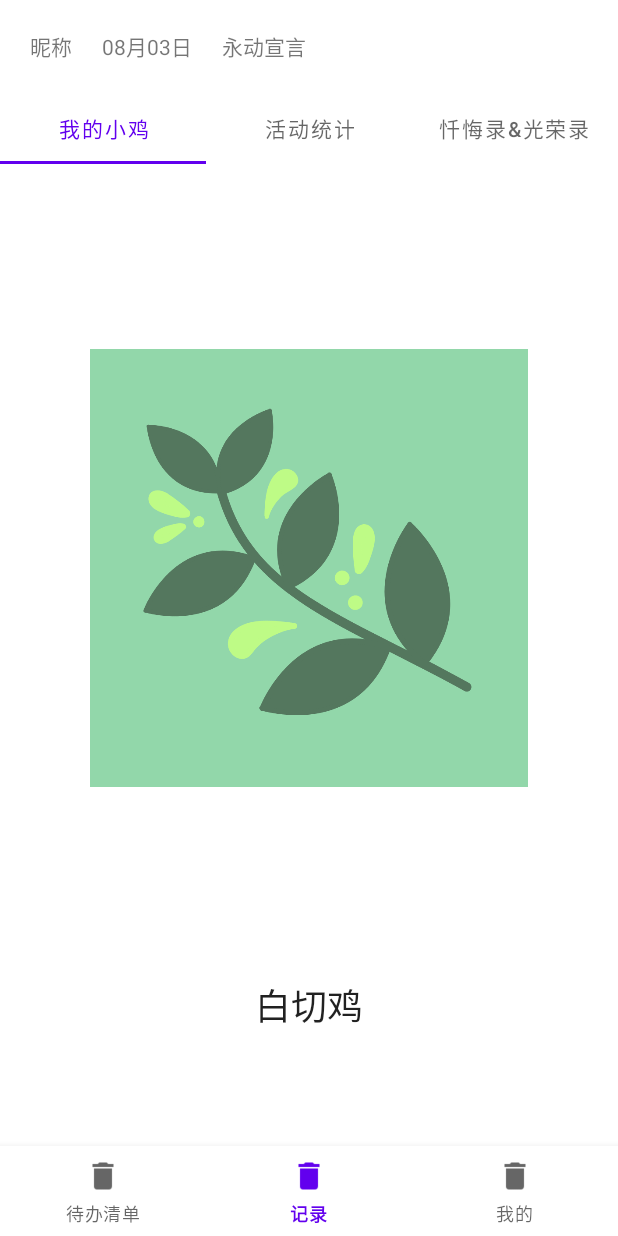
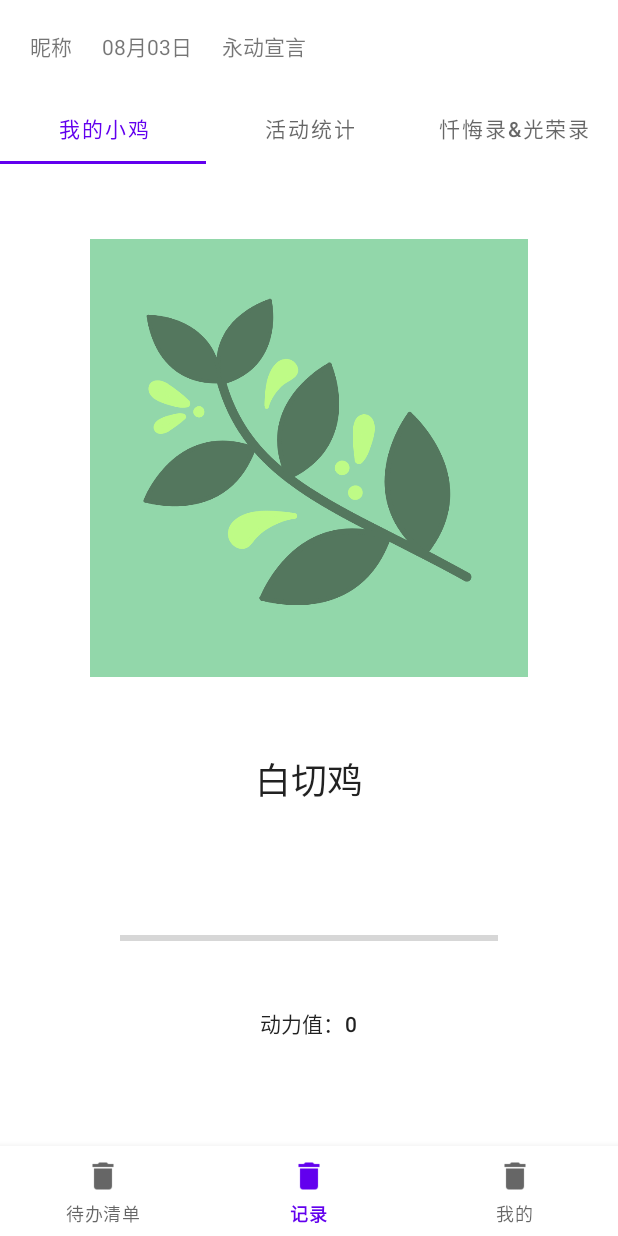
Before and after one commit to keepgogogo/FightingChick, an Android app: the TodoListFragment screen opened directly, with no data from a screen before it, item 2 of the bottom bar chosen, on a phone screen of 412 x 824 dp. Run offline under Robolectric (Android 15) with nearby library versions, the phone set to English and light mode, and no system bars; our stand-ins replace Room's generated code, navigation-ui.

Commit message:
修改mychick和光荣录recyclerview的部分逻辑

```diff
--- a/app/build.gradle
+++ b/app/build.gradle
@@ -62,6 +62,7 @@ dependencies {
     implementation 'im.dacer:AndroidCharts:1.0.4'
 
 
+
     //RoomDataBase
     def room_version = "2.2.5"
     implementation "androidx.room:room-runtime:$room_version"
--- a/app/src/main/java/com/hackweek/fightingchick/MyChickFragment.java
+++ b/app/src/main/java/com/hackweek/fightingchick/MyChickFragment.java
@@ -15,20 +15,28 @@ import android.widget.ImageView;
 import android.widget.ProgressBar;
 import android.widget.TextView;
 
+import org.w3c.dom.Text;
+
+import java.util.HashMap;
+import java.util.Map;
+
 
 public class MyChickFragment extends Fragment {
+
+    private int energyValue;
+    private TextView myChickName;
+    private ImageView myChickProfile;
+    private ProgressBar upgradeProgressBar;
+    private TextView energyValueView;
 
     private SharedPreferences myChickSp;
     public MyChickFragment() {
         // Required empty public constructor
     }
 
-
-
     @Override
     public void onCreate(Bundle savedInstanceState) {
         super.onCreate(savedInstanceState);
-
     }
 
     @Override
@@ -40,14 +48,52 @@ public class MyChickFragment extends Fragment {
 
     @Override
     public void onViewCreated(@NonNull View view, @Nullable Bundle savedInstanceState) {
-        ImageView myChickProfile = view.findViewById(R.id.my_chick_profile);
-        TextView myChickName = view.findViewById(R.id.my_chick_name);
-        ProgressBar upgradeProgressBar = view.findViewById(R.id.upgrade_progress_bar);
-        TextView energyValue = view.findViewById(R.id.energy_value);
+        myChickProfile = view.findViewById(R.id.my_chick_profile);
+        myChickName = view.findViewById(R.id.my_chick_name);
+        upgradeProgressBar = view.findViewById(R.id.upgrade_progress_bar);
+        energyValueView = view.findViewById(R.id.energy_value);
         myChickSp = this.getActivity().getPreferences(Context.MODE_PRIVATE);
-        myChickName.setText(myChickSp.getString(getString(R.string.my_chick_name_key),"白切鸡"));
-        energyValue.setText(myChickSp.getString(getString(R.string.energy_key),"0"));
-        //upgradeProgressBar.setProgress();
-        //energyValue.setText();
+        energyValue = myChickSp.getInt(getString(R.string.energy_key),0);
+        energyValueView.setText("动力值："+ energyValue);
+        setMyChick();
+    }
+
+    // calculate the progress(0-100) according to the upper and lower bounds
+    private int calculateProgress(int min, int max){
+        return (energyValue-min)*100/(max-min);
+    }
+
+    // initialize the name, image and progress bar according to current energy value
+    private void setMyChick(){
+        if(energyValue<-50){//拖拉机
+            myChickName.setText("拖拉机");
+//            myChickProfile.setImageResource(); TODO
+            if(energyValue>-100){
+                upgradeProgressBar.setProgress(calculateProgress(-100,-50));
+            }else upgradeProgressBar.setProgress(0);
+        }else if(energyValue<0){//落汤鸡
+            myChickName.setText("落汤鸡");
+//            myChickProfile.setImageResource();
+            upgradeProgressBar.setProgress(calculateProgress(-50,0));
+        }else if(energyValue<20){//白切鸡
+            myChickName.setText("白切鸡");
+//            myChickProfile.setImageResource();
+            upgradeProgressBar.setProgress(calculateProgress(0,20));
+        }else if(energyValue<50){//跑步鸡
+            myChickName.setText("跑步鸡");
+//            myChickProfile.setImageResource();
+            upgradeProgressBar.setProgress(calculateProgress(20,50));
+        }else if(energyValue<80){//滑翔鸡
+            myChickName.setText("滑翔鸡");
+//            myChickProfile.setImageResource();
+            upgradeProgressBar.setProgress(calculateProgress(50,80));
+        }else if(energyValue<100){//战斗鸡
+            myChickName.setText("战斗鸡");
+//            myChickProfile.setImageResource();
+            upgradeProgressBar.setProgress(calculateProgress(80,100));
+        }else{//永动鸡
+            myChickName.setText("永动鸡");
+//            myChickProfile.setImageResource();
+        }
     }
 }
--- a/app/src/main/java/com/hackweek/fightingchick/database/FocusListDao.java
+++ b/app/src/main/java/com/hackweek/fightingchick/database/FocusListDao.java
@@ -4,6 +4,7 @@ import androidx.room.Dao;
 import androidx.room.Delete;
 import androidx.room.Insert;
 import androidx.room.Query;
+import androidx.room.Update;
 
 import java.util.List;
 
@@ -15,6 +16,9 @@ public interface FocusListDao {
     @Query("SELECT * FROM focuslist")
     List<FocusList> loadAll();
 
+    @Update
+    void update(FocusList... focusLists);
+
     @Delete
     void delete(FocusList ... focusLists);
 
--- a/app/src/main/res/layout/fragment_my_chick.xml
+++ b/app/src/main/res/layout/fragment_my_chick.xml
@@ -12,7 +12,8 @@
     <ImageView
         android:id="@+id/my_chick_profile"
         android:layout_width="match_parent"
-        android:layout_height="700px"
+        android:layout_height="0dp"
+        android:layout_weight="6"
         android:scaleType="centerInside"
         android:src="@drawable/logo" />
 
@@ -21,15 +22,17 @@
         android:id="@+id/my_chick_name"
         android:layout_marginTop="@dimen/big_padding"
         android:layout_width="wrap_content"
-        android:layout_height="wrap_content"
+        android:layout_height="0dp"
+        android:layout_weight="1.5"
         android:text="白切鸡" />
 
     <ProgressBar
         android:id="@+id/upgrade_progress_bar"
         style="@style/Widget.AppCompat.ProgressBar.Horizontal"
         android:layout_width="match_parent"
-        android:layout_height="wrap_content"
+        android:layout_height="0dp"
         android:layout_margin="@dimen/small_padding"
+        android:layout_weight="1"
         android:max="100"
         android:progress="0" />
 
@@ -37,7 +40,8 @@
         android:id="@+id/energy_value"
         android:textAppearance="@style/TextAppearance.MaterialComponents.Subtitle2"
         android:layout_width="wrap_content"
-        android:layout_height="wrap_content"
+        android:layout_height="0dp"
+        android:layout_weight="1"
         android:text="动力值:0" />
 
 
--- a/app/src/main/res/values/strings.xml
+++ b/app/src/main/res/values/strings.xml
@@ -9,8 +9,6 @@
     <string name="saved_agreed_key">已通过用户协议</string>
     <string name="nickname_key">昵称</string>
     <string name="resolutions_key">永动宣言</string>
-    <string name="my_chick_name_key">当前的小鸡</string>
-    <string name="my_chick_image_key">当前小鸡的图片路径</string>
     <string name="energy_key">动力值</string>
     <!--这三个光荣/忏悔保存最新的三个，到时候随机展示一个-->
     <string name="glories_confessions_to_show_1_key">应用到提示界面的光荣/忏悔录1</string>
```
Also changed, not shown: app/src/main/AndroidManifest.xml (+6 -4 lines), app/src/main/java/com/hackweek/fightingchick/AllGloryAndConfessionFragment.java (+15 -4 lines).
